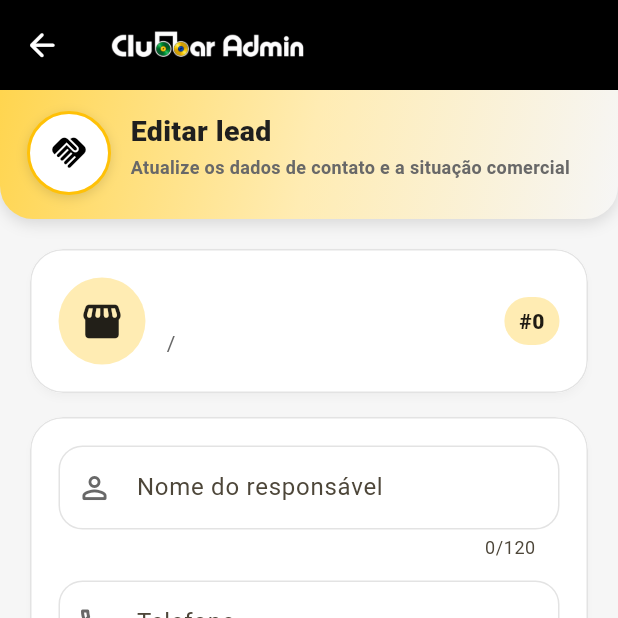
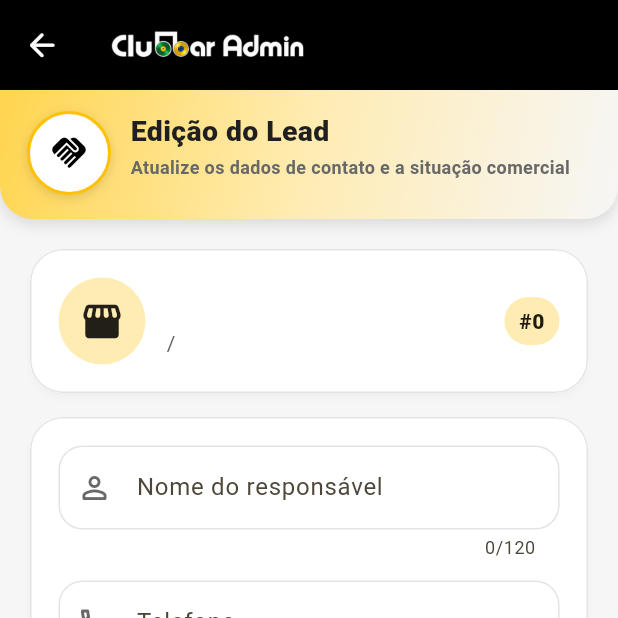
Before and after one commit to recadoluciana/clubbar_admin, a Flutter app: the LeadParceiroFormPage screen opened directly with empty values, on a phone screen of 412 x 824 dp, the top half of it. Run offline on Flutter 3.47's test engine with Material 3 defaults, Android fonts, the phone set to English and light mode, and no system bars; our stand-ins replace audioplayers, file_picker, fl_chart, image_picker, shared_preferences, vibration; missing offline and left inert: mobile_scanner; accounts and stored records are empty.

Commit message:
tela de lead edição do lead

```diff
--- a/lib/modules/leads/pages/leadparceiro_form_page.dart
+++ b/lib/modules/leads/pages/leadparceiro_form_page.dart
@@ -215,7 +215,7 @@ class _LeadParceiroFormPageState extends State<LeadParceiroFormPage> {
         child: Column(
           children: [
             const ClubbarPageHeader(
-              titulo: 'Editar lead',
+              titulo: 'Edição do Lead',
               subtitulo: 'Atualize os dados de contato e a situação comercial',
               icone: Icons.handshake_rounded,
               mostrarDadosSessao: false,
```
